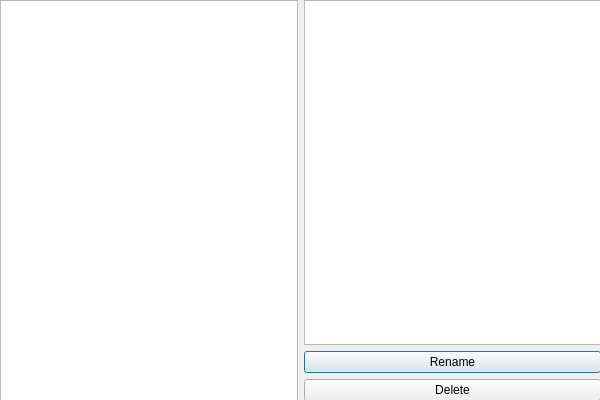
This is src/edit/dictionarydialog.ui in Crissium/SilverDict-desktop as Qt 5 draws it before an edit. The edited form follows.
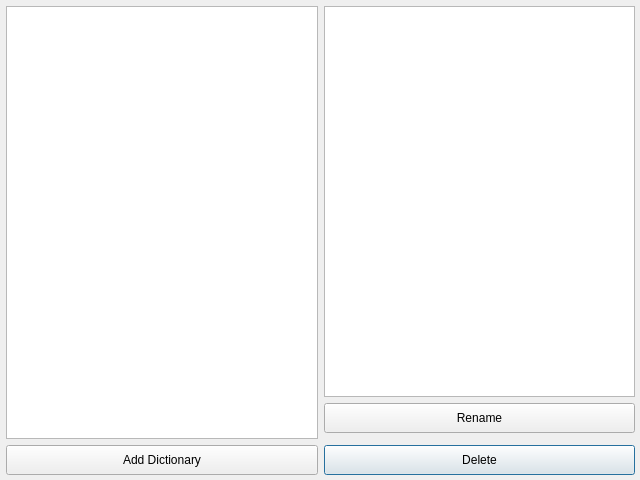
This is the edited form.

Patch:
```diff
--- a/src/edit/dictionarydialog.ui
+++ b/src/edit/dictionarydialog.ui
@@ -6,8 +6,8 @@
    <rect>
     <x>0</x>
     <y>0</y>
-    <width>600</width>
-    <height>400</height>
+    <width>640</width>
+    <height>480</height>
    </rect>
   </property>
   <property name="sizePolicy">
@@ -27,25 +27,23 @@
     <rect>
      <x>0</x>
      <y>0</y>
-     <width>601</width>
-     <height>401</height>
+     <width>641</width>
+     <height>481</height>
     </rect>
    </property>
    <layout class="QGridLayout" name="gridLayout">
-    <item row="3" column="1">
-     <widget class="QPushButton" name="renameButton">
-      <property name="text">
-       <string>Rename</string>
-      </property>
-     </widget>
-    </item>
-    <item row="4" column="1">
-     <widget class="QPushButton" name="deleteButton">
-      <property name="text">
-       <string>Delete</string>
-      </property>
-     </widget>
-    </item>
+    <property name="leftMargin">
+     <number>6</number>
+    </property>
+    <property name="topMargin">
+     <number>6</number>
+    </property>
+    <property name="rightMargin">
+     <number>6</number>
+    </property>
+    <property name="bottomMargin">
+     <number>6</number>
+    </property>
     <item row="2" column="1">
      <widget class="QTableWidget" name="tableWidget">
       <property name="showGrid">
@@ -86,6 +84,19 @@
       <column/>
      </widget>
     </item>
+    <item row="5" column="1">
+     <widget class="QPushButton" name="deleteButton">
+      <property name="minimumSize">
+       <size>
+        <width>0</width>
+        <height>30</height>
+       </size>
+      </property>
+      <property name="text">
+       <string>Delete</string>
+      </property>
+     </widget>
+    </item>
     <item row="2" column="0" rowspan="3">
      <widget class="QListWidget" name="listWidget">
       <property name="dragEnabled">
@@ -96,6 +107,62 @@
       </property>
       <property name="defaultDropAction">
        <enum>Qt::MoveAction</enum>
+      </property>
+      <property name="spacing">
+       <number>0</number>
+      </property>
+      <property name="gridSize">
+       <size>
+        <width>0</width>
+        <height>20</height>
+       </size>
+      </property>
+      <property name="batchSize">
+       <number>100</number>
+      </property>
+     </widget>
+    </item>
+    <item row="5" column="0">
+     <widget class="QPushButton" name="addButton">
+      <property name="enabled">
+       <bool>true</bool>
+      </property>
+      <property name="sizePolicy">
+       <sizepolicy hsizetype="Minimum" vsizetype="Fixed">
+        <horstretch>0</horstretch>
+        <verstretch>0</verstretch>
+       </sizepolicy>
+      </property>
+      <property name="minimumSize">
+       <size>
+        <width>0</width>
+        <height>30</height>
+       </size>
+      </property>
+      <property name="text">
+       <string>Add Dictionary</string>
+      </property>
+      <property name="iconSize">
+       <size>
+        <width>12</width>
+        <height>12</height>
+       </size>
+      </property>
+      <property name="autoDefault">
+       <bool>true</bool>
+      </property>
+     </widget>
+    </item>
+    <item row="3" column="1">
+     <widget class="QPushButton" name="renameButton">
+      <property name="minimumSize">
+       <size>
+        <width>0</width>
+        <height>30</height>
+       </size>
+      </property>
+      <property name="text">
+       <string>Rename</string>
       </property>
      </widget>
     </item>
```
Left out of the diff: 9 changed lines with no effect on the pictures.
